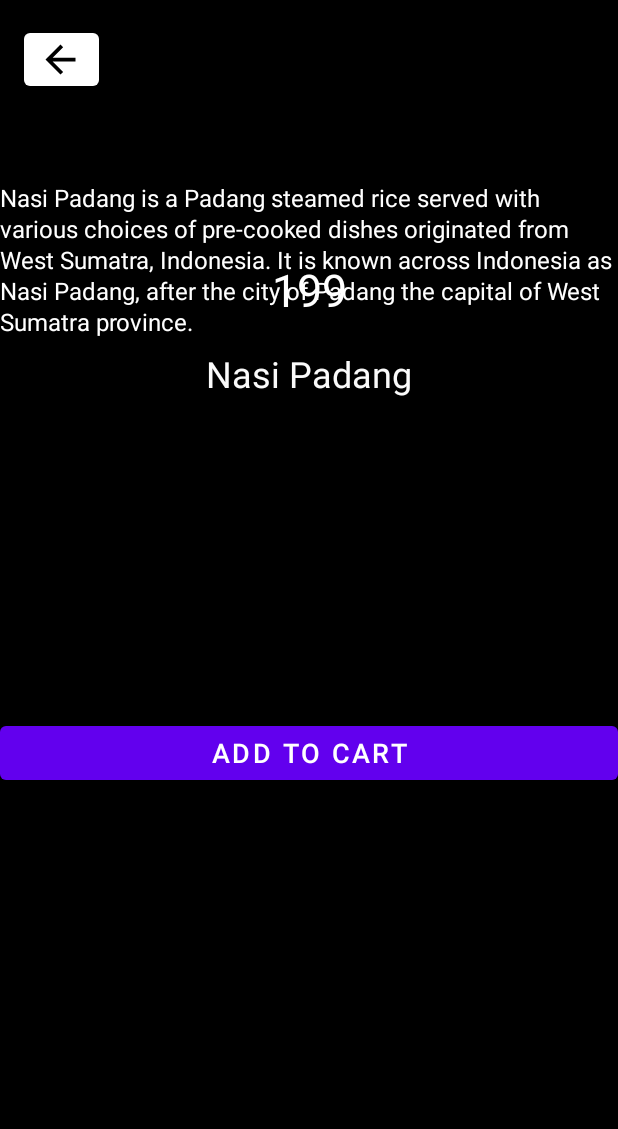
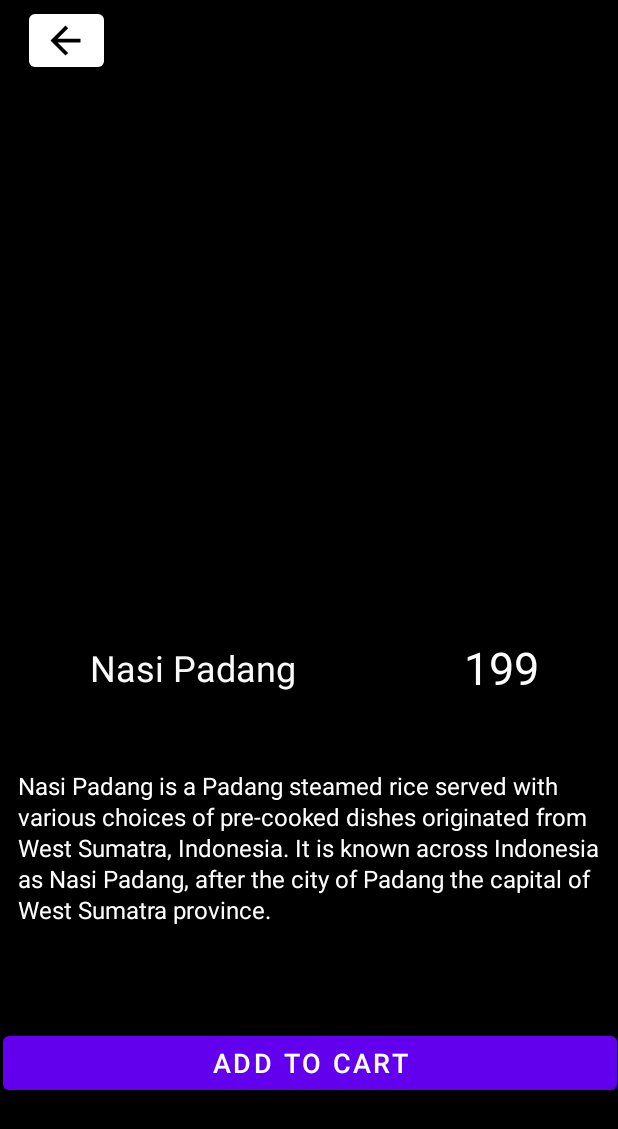
Before and after one commit to Phu0903/FoodOrderApp, an Android app: the layout detail_food.xml on its own in the app's theme, with its tools: preview values and no code run, on a phone screen of 412 x 824 dp. Shown: the top 1129 px of the screen. Run offline under Robolectric (Android 15) with nearby library versions, the phone set to English and light mode, and no system bars.

Commit message:
update button back

```diff
--- a/AppFood/app/src/main/AndroidManifest.xml
+++ b/AppFood/app/src/main/AndroidManifest.xml
@@ -19,7 +19,7 @@
             </intent-filter>
         </activity>
         <activity android:name=".Activity.CategoryDetailActivity" ></activity>
-        <activity android:name=".Activity.DetailFoodActivity" android:parentActivityName=".Activity.CategoryDetailActivity"></activity>
+        <activity android:name=".Activity.DetailFoodActivity" ></activity>
     </application>
 
 </manifest>
--- a/AppFood/app/src/main/res/layout/detail_food.xml
+++ b/AppFood/app/src/main/res/layout/detail_food.xml
@@ -10,6 +10,7 @@
         android:id="@+id/constraintLayout10"
         android:layout_width="match_parent"
         android:layout_height="74dp"
+        android:padding="3dp"
         app:layout_constraintEnd_toEndOf="parent"
         app:layout_constraintStart_toStartOf="parent"
         app:layout_constraintTop_toTopOf="parent">
@@ -26,64 +27,123 @@
             app:iconPadding="1dp"
             app:iconSize="30dp"
             app:iconTint="@color/black"
-            app:layout_constraintBottom_toBottomOf="parent"
             app:layout_constraintStart_toStartOf="parent"
-            app:layout_constraintTop_toTopOf="parent"
-            app:layout_constraintVertical_bias="0.592" />
+            app:layout_constraintTop_toTopOf="parent" />
     </androidx.constraintlayout.widget.ConstraintLayout>
 
     <androidx.constraintlayout.widget.ConstraintLayout
-        android:layout_width="match_parent"
-        android:layout_height="657dp"
+        android:layout_width="411dp"
+        android:layout_height="639dp"
         app:layout_constraintBottom_toBottomOf="parent"
         app:layout_constraintEnd_toEndOf="parent"
         app:layout_constraintStart_toStartOf="parent"
         app:layout_constraintTop_toBottomOf="@+id/constraintLayout10">
 
+        <androidx.constraintlayout.widget.ConstraintLayout
+            android:id="@+id/constraintLayout11"
+            android:layout_width="match_parent"
+            android:layout_height="259dp"
+            app:layout_constraintEnd_toEndOf="parent"
+            app:layout_constraintStart_toStartOf="parent"
+            app:layout_constraintTop_toTopOf="parent">
+
             <ImageView
                 android:id="@+id/imageView5"
-            android:layout_width="0dp"
-            android:layout_height="256dp"
+                android:layout_width="match_parent"
+                android:layout_height="match_parent"
                 android:adjustViewBounds="true"
+                app:layout_constraintBottom_toBottomOf="parent"
+                app:layout_constraintEnd_toEndOf="parent"
+                app:layout_constraintHorizontal_bias="0.0"
+                app:layout_constraintStart_toStartOf="parent" />
+        </androidx.constraintlayout.widget.ConstraintLayout>
+
+        <androidx.constraintlayout.widget.ConstraintLayout
+            android:id="@+id/constraintLayout15"
+            android:layout_width="match_parent"
+            android:layout_height="401dp"
+            app:layout_constraintBottom_toBottomOf="parent"
+            app:layout_constraintEnd_toEndOf="parent"
+            app:layout_constraintHorizontal_bias="1.0"
+            app:layout_constraintStart_toStartOf="parent"
+            app:layout_constraintTop_toBottomOf="@+id/constraintLayout11"
+            app:layout_constraintVertical_bias="0.0">
+
+            <androidx.constraintlayout.widget.ConstraintLayout
+                android:id="@+id/constraintLayout12"
+                android:layout_width="match_parent"
+                android:layout_height="wrap_content"
                 app:layout_constraintEnd_toEndOf="parent"
                 app:layout_constraintStart_toStartOf="parent"
-            app:layout_constraintTop_toTopOf="parent" />
+                app:layout_constraintTop_toTopOf="parent">
+
+                <androidx.constraintlayout.widget.ConstraintLayout
+                    android:id="@+id/constraintLayout13"
+                    android:layout_width="254dp"
+                    android:layout_height="112dp"
+                    app:layout_constraintEnd_toStartOf="@+id/constraintLayout14"
+                    app:layout_constraintStart_toStartOf="parent"
+                    app:layout_constraintTop_toTopOf="parent">
 
                     <TextView
                         android:id="@+id/name"
                         android:layout_width="wrap_content"
                         android:layout_height="wrap_content"
+                        android:padding="3dp"
                         android:text="Nasi Padang"
                         android:textColor="#FAFAFA"
                         android:textSize="24sp"
-            app:layout_constraintBottom_toTopOf="@+id/textView8"
+                        app:layout_constraintBottom_toBottomOf="parent"
                         app:layout_constraintEnd_toEndOf="parent"
                         app:layout_constraintStart_toStartOf="parent"
-            app:layout_constraintTop_toBottomOf="@+id/imageView5" />
+                        app:layout_constraintTop_toTopOf="parent" />
+                </androidx.constraintlayout.widget.ConstraintLayout>
+
+                <androidx.constraintlayout.widget.ConstraintLayout
+                    android:id="@+id/constraintLayout14"
+                    android:layout_width="156dp"
+                    android:layout_height="112dp"
+                    app:layout_constraintBottom_toBottomOf="parent"
+                    app:layout_constraintEnd_toEndOf="parent"
+                    app:layout_constraintTop_toTopOf="parent">
 
                     <TextView
                         android:id="@+id/price"
                         android:layout_width="wrap_content"
                         android:layout_height="wrap_content"
+                        android:padding="3dp"
                         android:text="199"
                         android:textColor="#FFFFFF"
                         android:textSize="30sp"
-            app:layout_constraintBottom_toTopOf="@+id/textView8"
+                        app:layout_constraintBottom_toBottomOf="parent"
                         app:layout_constraintEnd_toEndOf="parent"
                         app:layout_constraintStart_toStartOf="parent"
-            app:layout_constraintTop_toBottomOf="@+id/name" />
+                        app:layout_constraintTop_toTopOf="parent" />
+                </androidx.constraintlayout.widget.ConstraintLayout>
+            </androidx.constraintlayout.widget.ConstraintLayout>
+
+            <androidx.constraintlayout.widget.ConstraintLayout
+                android:layout_width="409dp"
+                android:layout_height="287dp"
+                android:layout_marginTop="1dp"
+                app:layout_constraintBottom_toBottomOf="parent"
+                app:layout_constraintEnd_toEndOf="parent"
+                app:layout_constraintStart_toStartOf="parent"
+                app:layout_constraintTop_toBottomOf="@+id/constraintLayout12">
 
                 <TextView
                     android:id="@+id/textView8"
                     android:layout_width="0dp"
                     android:layout_height="wrap_content"
                     android:lineSpacingExtra="2dp"
+                    android:padding="10dp"
+                    android:password="false"
                     android:text="Nasi Padang is a Padang steamed rice served with various choices of pre-cooked dishes originated from West Sumatra, Indonesia. It is known across Indonesia as Nasi Padang, after the city of Padang the capital of West Sumatra province."
                     android:textColor="#FFFFFF"
                     android:textSize="16sp"
                     app:layout_constraintEnd_toEndOf="parent"
                     app:layout_constraintStart_toStartOf="parent"
-            tools:layout_editor_absoluteY="454dp" />
+                    app:layout_constraintTop_toTopOf="parent" />
 
                 <Button
                     android:id="@+id/button"
@@ -96,7 +156,10 @@
                     app:layout_constraintEnd_toEndOf="parent"
                     app:layout_constraintStart_toStartOf="parent"
                     app:layout_constraintTop_toBottomOf="@+id/textView8" />
+            </androidx.constraintlayout.widget.ConstraintLayout>
 
         </androidx.constraintlayout.widget.ConstraintLayout>
 
     </androidx.constraintlayout.widget.ConstraintLayout>
+
+</androidx.constraintlayout.widget.ConstraintLayout>
--- a/AppFood/app/src/main/res/values-night/themes.xml
+++ b/AppFood/app/src/main/res/values-night/themes.xml
@@ -1,6 +1,6 @@
 <resources xmlns:tools="http://schemas.android.com/tools">
     <!-- Base application theme. -->
-    <style name="Theme.OnlyFood" parent="Theme.MaterialComponents.DayNight.DarkActionBar">
+    <style name="Theme.OnlyFood" parent="Theme.MaterialComponents.DayNight.NoActionBar">
         <!-- Primary brand color. -->
         <item name="colorPrimary">@color/purple_200</item>
         <item name="colorPrimaryVariant">@color/purple_700</item>
--- a/AppFood/build.gradle
+++ b/AppFood/build.gradle
@@ -5,7 +5,7 @@ buildscript {
         jcenter()
     }
     dependencies {
-        classpath "com.android.tools.build:gradle:4.1.2"
+        classpath 'com.android.tools.build:gradle:4.2.0'
 
         // NOTE: Do not place your application dependencies here; they belong
         // in the individual module build.gradle files
```
Also changed, not shown: AppFood/app/src/main/java/com/example/onlyfood/Activity/CategoryDetailActivity.java (+13 -7 lines), AppFood/app/src/main/java/com/example/onlyfood/Activity/DetailFoodActivity.java (+10 -4 lines), AppFood/app/src/main/java/com/example/onlyfood/Activity/MainActivity.java (+13 -7 lines), AppFood/app/src/main/java/com/example/onlyfood/Adapater/CategoryAdapater.java (renamed from AppFood/app/src/main/java/com/example/onlyfood/Adapater/CategoryAdapter.java, +5 -6 lines), AppFood/app/src/main/java/com/example/onlyfood/Adapater/ListFoodAdapater.java (added, +88 -0 lines), AppFood/app/src/main/java/com/example/onlyfood/Adapater/PopularAdapater.java (renamed from AppFood/app/src/main/java/com/example/onlyfood/Adapater/PopularAdapter.java, +4 -3 lines), AppFood/gradle/wrapper/gradle-wrapper.properties. Lines whose indentation alone changed are shown as unchanged.
